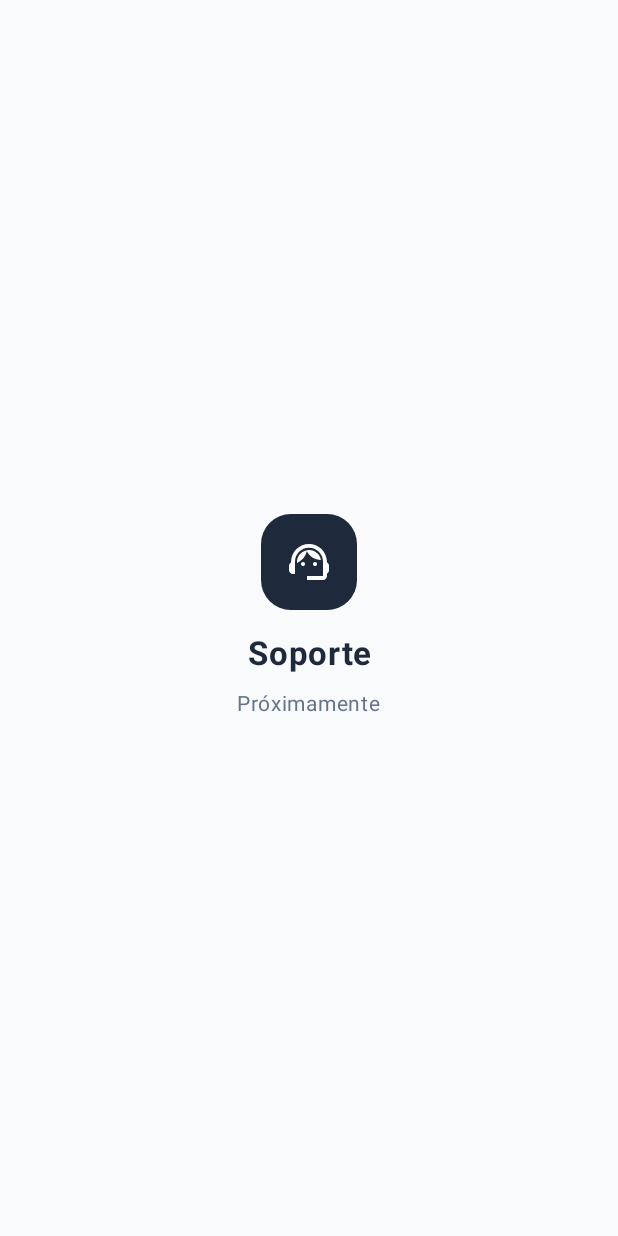
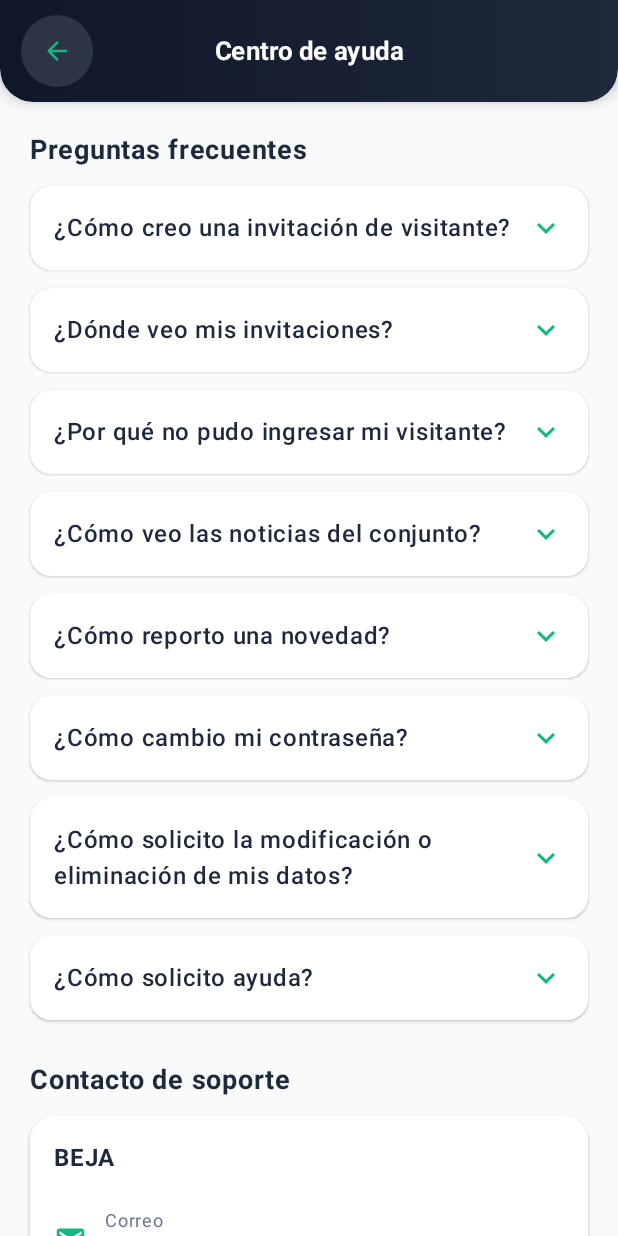
Before and after one commit to eversonLeandro/UrbanGuard-Front, an Android app built with Jetpack Compose: the HelpScreen screen opened through its navigation route, on a phone screen of 412 x 824 dp. Run offline under Robolectric (Android 15) with nearby library versions, the phone set to English and light mode, and no system bars; our stand-ins replace Dagger/Hilt's generated code; libraries missing offline, so code that uses them is left out: com.auth0.android; 1 statement that could not run was skipped.

Commit message:
Vistas de terminos, privacidad y preguntas frecuentes por cada rol

```diff
--- /dev/null
+++ b/app/src/main/java/co/edu/unicauca/urbanguard/ui/features/support/SupportScreens.kt
@@ -0,0 +1,299 @@
+package co.edu.unicauca.urbanguard.ui.features.support
+
+import android.content.Intent
+import androidx.compose.animation.AnimatedVisibility
+import androidx.compose.foundation.background
+import androidx.compose.foundation.clickable
+import androidx.compose.foundation.layout.Arrangement
+import androidx.compose.foundation.layout.Column
+import androidx.compose.foundation.layout.Row
+import androidx.compose.foundation.layout.Spacer
+import androidx.compose.foundation.layout.fillMaxSize
+import androidx.compose.foundation.layout.fillMaxWidth
+import androidx.compose.foundation.layout.height
+import androidx.compose.foundation.layout.padding
+import androidx.compose.foundation.layout.size
+import androidx.compose.foundation.rememberScrollState
+import androidx.compose.foundation.shape.RoundedCornerShape
+import androidx.compose.foundation.verticalScroll
+import androidx.compose.material.icons.Icons
+import androidx.compose.material.icons.filled.KeyboardArrowDown
+import androidx.compose.material.icons.filled.KeyboardArrowUp
+import androidx.compose.material.icons.filled.Mail
+import androidx.compose.material.icons.filled.Phone
+import androidx.compose.material3.Card
+import androidx.compose.material3.CardDefaults
+import androidx.compose.material3.Icon
+import androidx.compose.material3.Text
+import androidx.compose.runtime.Composable
+import androidx.compose.runtime.getValue
+import androidx.compose.runtime.mutableStateOf
+import androidx.compose.runtime.remember
+import androidx.compose.runtime.setValue
+import androidx.compose.ui.Alignment
+import androidx.compose.ui.Modifier
+import androidx.compose.ui.draw.clip
+import androidx.compose.ui.graphics.Color
+import androidx.compose.ui.graphics.vector.ImageVector
+import androidx.compose.ui.platform.LocalContext
+import androidx.compose.ui.text.font.FontWeight
+import androidx.compose.ui.unit.dp
+import androidx.compose.ui.unit.sp
+import androidx.core.net.toUri
+import co.edu.unicauca.urbanguard.ui.components.UrbanGuardTopBar
+import co.edu.unicauca.urbanguard.ui.theme.UgBackground
+import co.edu.unicauca.urbanguard.ui.theme.UgEmerald
+import co.edu.unicauca.urbanguard.ui.theme.UgNavy
+import co.edu.unicauca.urbanguard.ui.theme.UgTextSecondary
+
+private const val SUPPORT_EMAIL = "beja@gmail.com"
+private const val SUPPORT_PHONE = "3204784630"
+
+@Composable
+fun TermsAndPrivacyScreen(onNavigateBack: () -> Unit) {
+    val context = LocalContext.current
+    Column(modifier = Modifier.fillMaxSize().background(UgBackground)) {
+        UrbanGuardTopBar(title = "Términos y Privacidad", onNavigateBack = onNavigateBack)
+        Column(
+            modifier = Modifier.fillMaxSize().verticalScroll(rememberScrollState()).padding(20.dp),
+            verticalArrangement = Arrangement.spacedBy(16.dp)
+        ) {
+            SupportCard(title = "Términos de uso") {
+                Text(
+                    "UrbanGuard permite administrar información y funciones relacionadas con visitantes, " +
+                        "residentes, novedades, rondas y seguridad del conjunto residencial. El usuario debe " +
+                        "proteger sus datos de acceso y utilizar la aplicación únicamente para fines autorizados."
+                )
+                Spacer(Modifier.height(12.dp))
+                Text(
+                    "El usuario es responsable de la veracidad de la información registrada y de solicitar " +
+                        "autorización antes de compartir datos personales de terceros, como visitantes o acompañantes."
+                )
+                Spacer(Modifier.height(12.dp))
+                Text(
+                    "BEJA puede actualizar estas condiciones para reflejar cambios en la aplicación o " +
+                        "en su operación. Las reglas vigentes estarán disponibles dentro de UrbanGuard."
+                )
+            }
+            SupportCard(title = "Privacidad de datos") {
+                Text(
+                    "UrbanGuard recopila datos necesarios para identificar al usuario, gestionar su rol, " +
+                        "prestar los servicios de acceso, visitantes, rondas y novedades, y mantener la " +
+                        "seguridad de la aplicación."
+                )
+                Spacer(Modifier.height(12.dp))
+                Text(
+                    "Los datos pueden incluir nombre, correo, teléfono, rol dentro del conjunto, registros " +
+                        "de visitantes, novedades, rondas y actividad relacionada con el uso de la aplicación."
+                )
+                Spacer(Modifier.height(12.dp))
+                Text(
+                    "BEJA utiliza esta información para administrar UrbanGuard, prestar soporte, cumplir " +
+                        "obligaciones legales y proteger a los usuarios y conjuntos registrados."
+                )
+            }
+            SupportCard(title = "Derechos y contacto") {
+                Text(
+                    "De acuerdo con la legislación colombiana, puedes solicitar información, actualización, " +
+                        "rectificación o eliminación de tus datos personales, cuando sea procedente."
+                )
+                Spacer(Modifier.height(12.dp))
+                Text("Para consultas sobre datos personales, puedes comunicarte con BEJA:")
+                Spacer(Modifier.height(12.dp))
+                ContactRow(Icons.Default.Mail, "Correo", SUPPORT_EMAIL) {
+                    context.startActivity(Intent(Intent.ACTION_SENDTO).apply { data = "mailto:$SUPPORT_EMAIL".toUri() })
+                }
+                ContactRow(Icons.Default.Phone, "Teléfono", SUPPORT_PHONE) {
+                    context.startActivity(Intent(Intent.ACTION_DIAL, "tel:$SUPPORT_PHONE".toUri()))
+                }
+            }
+        }
+    }
+}
+
+@Composable
+fun HelpScreen(role: String, onNavigateBack: () -> Unit) {
+    val context = LocalContext.current
+    Column(modifier = Modifier.fillMaxSize().background(UgBackground)) {
+        UrbanGuardTopBar(title = "Centro de ayuda", onNavigateBack = onNavigateBack)
+        Column(
+            modifier = Modifier.fillMaxSize().verticalScroll(rememberScrollState()).padding(20.dp),
+            verticalArrangement = Arrangement.spacedBy(12.dp)
+        ) {
+            Text("Preguntas frecuentes", fontSize = 18.sp, fontWeight = FontWeight.Bold, color = UgNavy)
+            questionsForRole(role).forEach { faq -> FaqItem(faq) }
+            Spacer(Modifier.height(4.dp))
+            Text("Contacto de soporte", fontSize = 18.sp, fontWeight = FontWeight.Bold, color = UgNavy)
+            SupportCard(title = "BEJA") {
+                ContactRow(Icons.Default.Mail, "Correo", SUPPORT_EMAIL) {
+                    context.startActivity(Intent(Intent.ACTION_SENDTO).apply { data = "mailto:$SUPPORT_EMAIL".toUri() })
+                }
+                ContactRow(Icons.Default.Phone, "Teléfono", SUPPORT_PHONE) {
+                    context.startActivity(Intent(Intent.ACTION_DIAL, "tel:$SUPPORT_PHONE".toUri()))
+                }
+            }
+        }
+    }
+}
+
+private data class Faq(val question: String, val answer: String)
+
+private fun questionsForRole(role: String): List<Faq> = when (role.lowercase()) {
+    "admin" -> adminQuestions()
+    "guard" -> guardQuestions()
+    else -> residentQuestions()
+}
+
+private fun adminQuestions(): List<Faq> = listOf(
+        Faq(
+            "¿Cómo registro un guardia?",
+            "Ingresa al menú Seguridad y selecciona Registrar guardia. " +
+                "Completa los datos requeridos para crear su acceso."
+        ),
+        Faq(
+            "¿Cómo reviso novedades?",
+            "Desde Seguridad puedes consultar las novedades reportadas por los guardias."
+        ),
+        Faq(
+            "¿Cómo configuro puntos NFC?",
+            "En Seguridad selecciona Puntos de control NFC para crear, consultar " +
+                "o modificar los puntos del conjunto."
+        ),
+        Faq(
+            "¿Cómo creo una ruta de patrullaje?",
+            "Abre Seguridad y selecciona Rutas de patrullaje para configurar " +
+                "los puntos que forman cada ruta."
+        ),
+        Faq(
+            "¿Cómo consulto rondas realizadas?",
+            "Desde Seguridad puedes revisar el historial de patrullaje disponible."
+        ),
+        Faq("¿Cómo cambio mi contraseña?", "En Perfil, abre Seguridad y selecciona Contraseña y acceso."),
+        Faq("¿Cómo solicito ayuda?", "Puedes escribir a beja@gmail.com o llamar al 3204784630.")
+    )
+
+private fun guardQuestions(): List<Faq> = listOf(
+        Faq(
+            "¿Cómo escaneo una invitación?",
+            "Desde el menú de Visitantes selecciona escanear QR y apunta la cámara " +
+                "al código presentado por el visitante."
+        ),
+        Faq(
+            "¿Qué hago si el código no es válido?",
+            "Verifica que el visitante tenga una invitación activa y que esté " +
+                "usando el código correcto."
+        ),
+        Faq(
+            "¿Cómo inicio una ronda?",
+            "En Seguridad selecciona la ronda disponible y comienza el recorrido " +
+                "desde la opción indicada."
+        ),
+        Faq(
+            "¿Qué hago si no puedo leer un punto NFC?",
+            "Verifica que el teléfono tenga NFC activado y que esté cerca del punto. " +
+                "Si persiste, reporta la novedad."
+        ),
+        Faq(
+            "¿Cómo reporto una novedad?",
+            "Desde Seguridad o los accesos rápidos de inicio puedes registrar " +
+                "la novedad y describir lo ocurrido."
+        ),
+        Faq("¿Cómo cambio mi contraseña?", "En Perfil, abre Seguridad y selecciona Contraseña y acceso."),
+        Faq("¿Cómo solicito ayuda?", "Puedes escribir a beja@gmail.com o llamar al 3204784630.")
+    )
+
+private fun residentQuestions(): List<Faq> = listOf(
+        Faq(
+            "¿Cómo creo una invitación de visitante?",
+            "En Visitantes selecciona la opción para generar un pase, completa " +
+                "la información y comparte el código generado."
+        ),
+        Faq(
+            "¿Dónde veo mis invitaciones?",
+            "Desde la sección Visitantes puedes consultar las invitaciones que has creado."
+        ),
+        Faq(
+            "¿Por qué no pudo ingresar mi visitante?",
+            "Revisa que la invitación esté vigente, que el código sea el correcto " +
+                "y que los datos estén completos."
+        ),
+        Faq("¿Cómo veo las noticias del conjunto?", "Abre la sección Noticias desde la barra de navegación."),
+        Faq(
+            "¿Cómo reporto una novedad?",
+            "Puedes usar las opciones de novedades o incidencias disponibles en la aplicación."
+        ),
+        Faq("¿Cómo cambio mi contraseña?", "En Perfil, abre Seguridad y selecciona Contraseña y acceso."),
+        Faq(
+            "¿Cómo solicito la modificación o eliminación de mis datos?",
+            "Escribe a beja@gmail.com indicando la solicitud y los datos que deseas actualizar o eliminar."
+        ),
+        Faq("¿Cómo solicito ayuda?", "Puedes escribir a beja@gmail.com o llamar al 3204784630.")
+    )
+
+@Composable
+private fun FaqItem(faq: Faq) {
+    var expanded by remember { mutableStateOf(false) }
+    Card(
+        shape = RoundedCornerShape(14.dp),
+        colors = CardDefaults.cardColors(containerColor = Color.White),
+        elevation = CardDefaults.cardElevation(defaultElevation = 1.dp)
+    ) {
+        Column(modifier = Modifier.clickable { expanded = !expanded }.padding(16.dp)) {
+            Row(verticalAlignment = Alignment.CenterVertically) {
+                Text(
+                    text = faq.question,
+                    modifier = Modifier.weight(1f),
+                    fontWeight = FontWeight.SemiBold,
+                    color = UgNavy
+                )
+                Icon(
+                    imageVector = if (expanded) {
+                        Icons.Default.KeyboardArrowUp
+                    } else {
+                        Icons.Default.KeyboardArrowDown
+                    },
+                    contentDescription = null,
+                    tint = UgEmerald
+                )
+            }
+            AnimatedVisibility(visible = expanded) {
+                Text(faq.answer, modifier = Modifier.padding(top = 12.dp), color = UgTextSecondary, fontSize = 14.sp)
+            }
+        }
+    }
+}
+
+@Composable
+private fun SupportCard(title: String, content: @Composable () -> Unit) {
+    Card(
+        shape = RoundedCornerShape(16.dp),
+        colors = CardDefaults.cardColors(containerColor = Color.White),
+        elevation = CardDefaults.cardElevation(defaultElevation = 1.dp),
+        modifier = Modifier.fillMaxWidth()
+    ) {
+        Column(modifier = Modifier.padding(16.dp)) {
+            Text(title, fontWeight = FontWeight.Bold, fontSize = 16.sp, color = UgNavy)
+            Spacer(Modifier.height(10.dp))
+            content()
+        }
+    }
+}
+
+@Composable
+private fun ContactRow(icon: ImageVector, label: String, value: String, onClick: () -> Unit) {
+    Row(
+        modifier = Modifier
+            .fillMaxWidth()
+            .clip(RoundedCornerShape(12.dp))
+            .clickable(onClick = onClick)
+            .padding(vertical = 8.dp),
+        verticalAlignment = Alignment.CenterVertically
+    ) {
+        Icon(icon, null, tint = UgEmerald, modifier = Modifier.size(22.dp))
+        Spacer(Modifier.size(12.dp))
+        Column {
+            Text(label, fontSize = 12.sp, color = UgTextSecondary)
+            Text(value, fontWeight = FontWeight.SemiBold, color = UgNavy)
+        }
+    }
+}
--- a/app/src/main/java/co/edu/unicauca/urbanguard/ui/navigation/NavGraph.kt
+++ b/app/src/main/java/co/edu/unicauca/urbanguard/ui/navigation/NavGraph.kt
@@ -66,6 +66,8 @@ import co.edu.unicauca.urbanguard.ui.features.patrol.PatrolRoutesScreen
 import co.edu.unicauca.urbanguard.ui.features.patrol.PatrolShiftDetailScreen
 import co.edu.unicauca.urbanguard.ui.features.profile.ProfileScreen
 import co.edu.unicauca.urbanguard.ui.features.residential.CensusScreen
+import co.edu.unicauca.urbanguard.ui.features.support.HelpScreen
+import co.edu.unicauca.urbanguard.ui.features.support.TermsAndPrivacyScreen
 import co.edu.unicauca.urbanguard.ui.features.visitors.GenerateQrScreen
 import co.edu.unicauca.urbanguard.ui.features.visitors.GeneratedPassScreen
 import co.edu.unicauca.urbanguard.ui.features.visitors.InvitationPassScreen
@@ -565,10 +567,24 @@ fun AppNavGraph(
         }
 
         composable(Routes.SUPPORT) {
-            PlaceholderScreen(
-                title = "Soporte",
-                icon = Icons.Default.SupportAgent
+            HelpScreen(
+                role = "resident",
+                onNavigateBack = { navController.popBackStack() }
             )
+        }
+
+        composable(
+            route = Routes.HELP,
+            arguments = listOf(navArgument("role") { type = NavType.StringType })
+        ) { backStackEntry ->
+            HelpScreen(
+                role = backStackEntry.arguments?.getString("role") ?: "resident",
+                onNavigateBack = { navController.popBackStack() }
+            )
+        }
+
+        composable(Routes.TERMS_PRIVACY) {
+            TermsAndPrivacyScreen(onNavigateBack = { navController.popBackStack() })
         }
 
         composable(Routes.CONJUNTO_INFO) {
@@ -612,7 +628,9 @@ fun AppNavGraph(
                     sessionViewModel.logout {
                         navController.navigateToLogin()
                     }
-                }
+                },
+                onOpenTermsPrivacy = { navController.navigate(Routes.TERMS_PRIVACY) },
+                onOpenHelp = { role -> navController.navigate("help/$role") }
             )
         }
 
@@ -663,7 +681,9 @@ fun AppNavGraph(
                     sessionViewModel.logout {
                         navController.navigateToLogin()
                     }
-                }
+                },
+                onOpenTermsPrivacy = { navController.navigate(Routes.TERMS_PRIVACY) },
+                onOpenHelp = { role -> navController.navigate("help/$role") }
             )
         }
 
--- a/app/src/main/java/co/edu/unicauca/urbanguard/ui/navigation/Routes.kt
+++ b/app/src/main/java/co/edu/unicauca/urbanguard/ui/navigation/Routes.kt
@@ -20,6 +20,8 @@ object Routes {
     const val VISITORS_PASS = "visitors/pass"
     const val VISITORS_PASS_DETAIL = "visitors/pass_detail"
     const val SUPPORT = "support"
+    const val HELP = "help/{role}"
+    const val TERMS_PRIVACY = "terms_privacy"
     const val CONJUNTO_INFO = "conjunto_info"
     const val RESERVATIONS = "reservations"
     const val PACKAGES = "packages"
```
Also changed, not shown: app/src/main/java/co/edu/unicauca/urbanguard/ui/features/profile/ProfileScreen.kt (+15 -2 lines).
